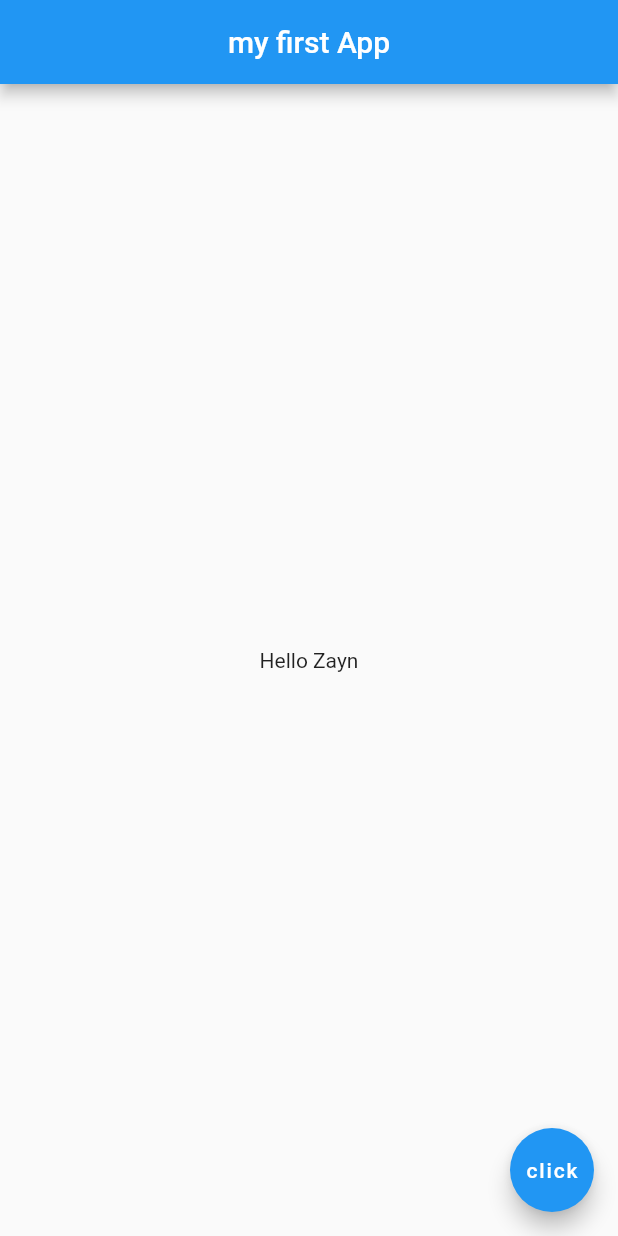
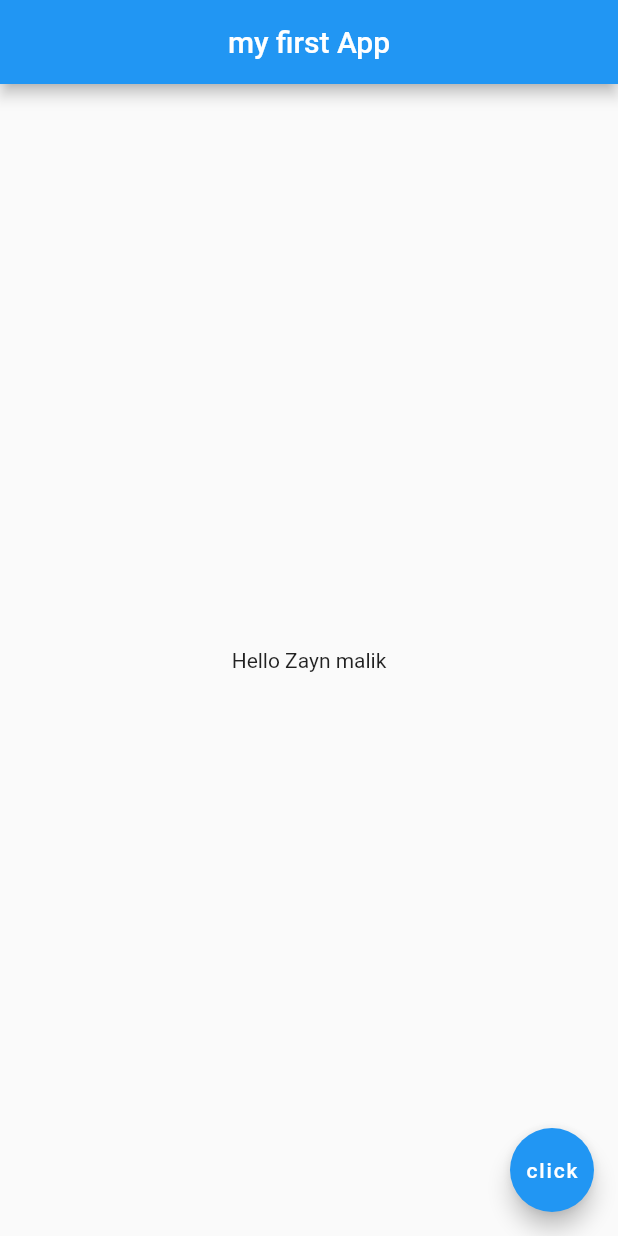
Before and after one commit to aldinurhanudin/BelajarFlutterDasar, a Flutter app: the screen it shows after launch, on a phone screen of 412 x 824 dp. Run offline on Flutter 3.47's test engine with Material 2 defaults, Android fonts, the phone set to English and light mode, and no system bars.

```diff
--- a/belajarflutterdasar/lib/main.dart
+++ b/belajarflutterdasar/lib/main.dart
@@ -7,7 +7,7 @@ void main() => runApp(MaterialApp(
       centerTitle: true,
     ),
     body: Center(
-      child: Text('Hello Zayn'),
+      child: Text('Hello Zayn malik'),
     ),
     floatingActionButton: FloatingActionButton(
       onPressed: () {  },
```
